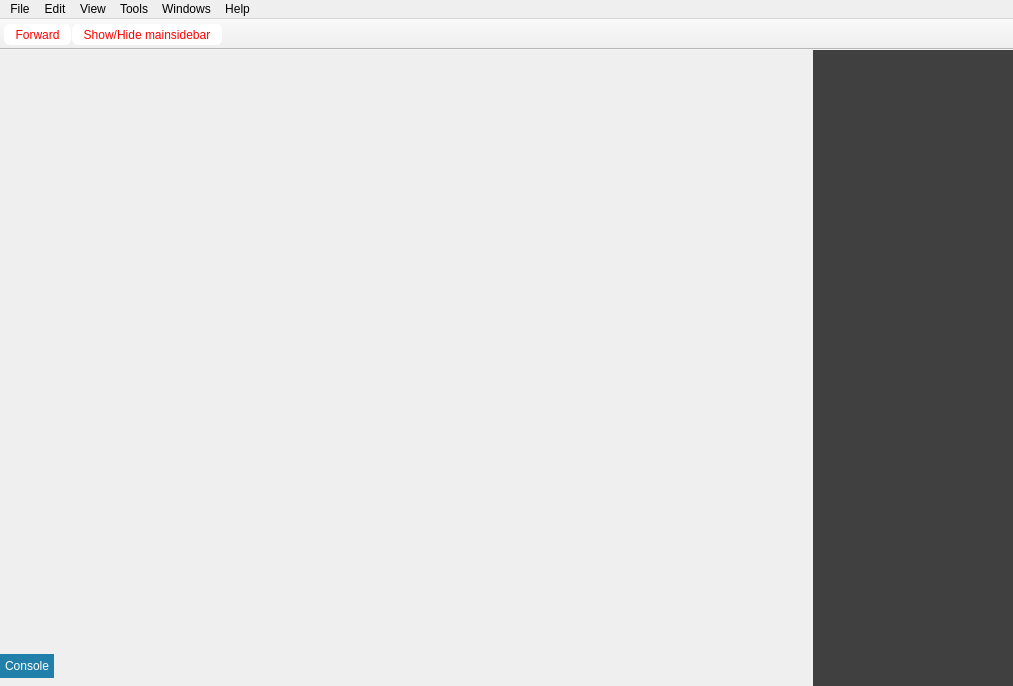
The window that src/mainwindow.ui (rizinorg/cutter) describes before a commit, drawn with Qt 5.
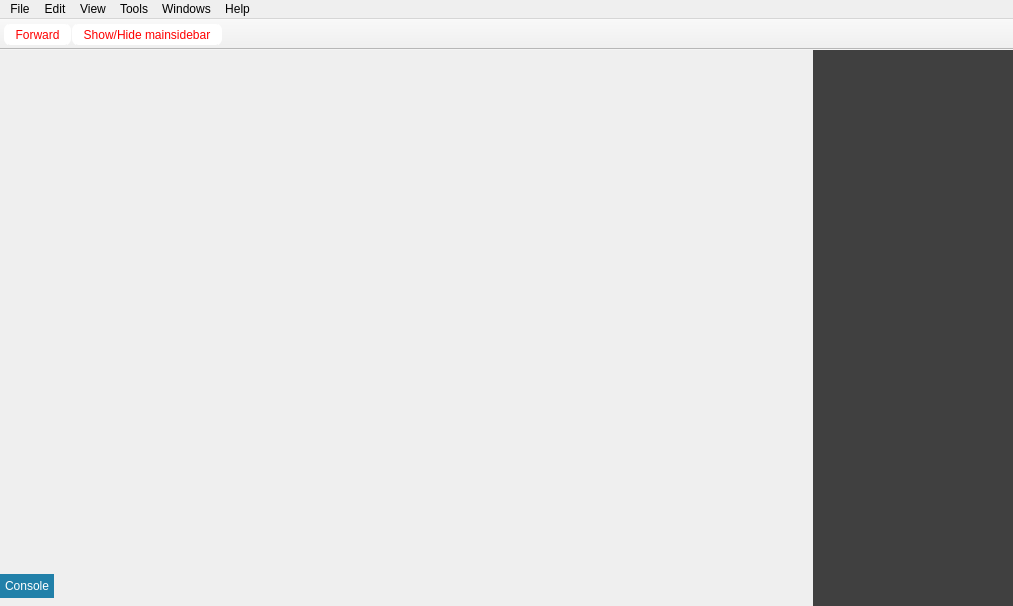
The same window after the commit. Icons and pictures are not drawn.

The edit to the form file:
```diff
--- a/src/mainwindow.ui
+++ b/src/mainwindow.ui
@@ -7,7 +7,7 @@
     <x>0</x>
     <y>0</y>
     <width>1013</width>
-    <height>686</height>
+    <height>606</height>
    </rect>
   </property>
   <property name="sizePolicy">
```
Left out of the diff: 9 changed lines with no effect on the pictures.
